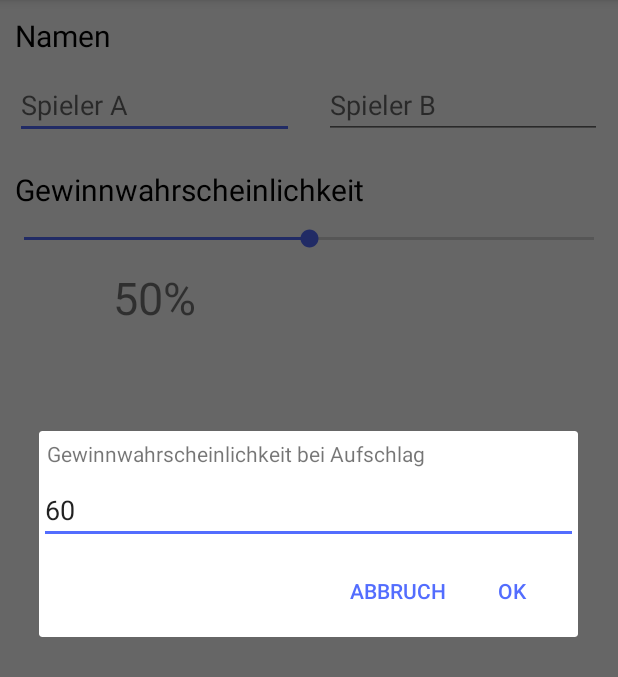
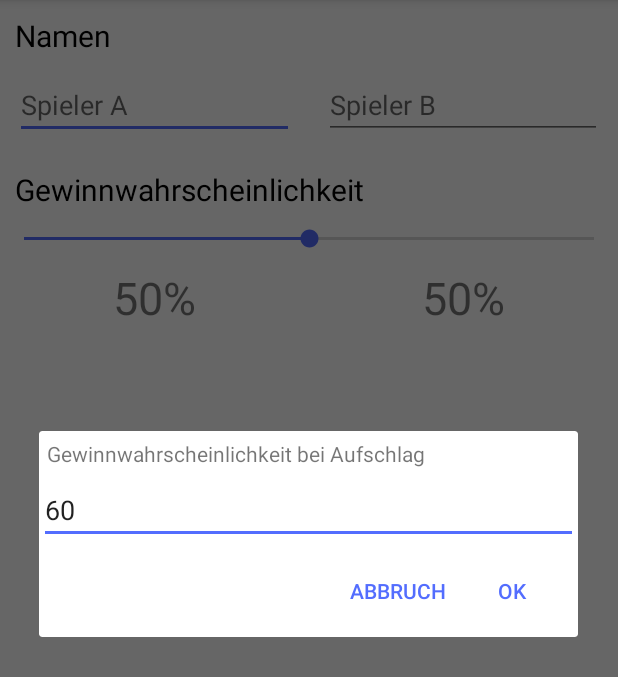
Before and after one commit to MDeiml/Richard, an Android app: the NewGameActivity screen opened directly, with no data from a screen before it, in the options menu, after a tap on "Einstellungen", on a phone screen of 412 x 824 dp, the part 84-761 px from its top. Run offline under Robolectric (Android 15) with nearby library versions, the phone set to English and light mode, and no system bars; libraries missing offline, so code that uses them is left out: org.apache.commons; 18 statements that could not run were skipped.

Commit message:
Database optimization, fixes in StatisticsFragment and NewGameActivity

```diff
--- a/app/src/main/java/com/mdeiml/richard/ChartView.java
+++ b/app/src/main/java/com/mdeiml/richard/ChartView.java
@@ -145,11 +145,9 @@ public class ChartView extends View {
                             switch(type) {
                                 case TYPE_WINPROB:
                                     val = point.winProb;
-                                    linePaint = bluePaint;
                                     break;
                                 case TYPE_IMPORTANCE:
                                     val = point.importance * 5;
-                                    linePaint = redPaint;
                                     break;
                             }
                             if(index != 0) {
@@ -181,8 +179,12 @@ public class ChartView extends View {
                 }
                 n = Math.min(n, IMPORTANCE_WIN_PARTS);
                 if(n > 0) {
-                    float scale = (maxImp - minImp) / (n - 1);
+                    float scale = n == 1 ? 1 : (maxImp - minImp) / (n - 1);
                     int maxN = 0;
+                    for (int i = 0; i < n; i++) {
+                        ns[i] = 0;
+                        data[i] = 0;
+                    }
                     for(Match.Set set : match.sets) {
                         for(Match.Game game : set.games) {
                             for(Match.Point point : game.points) {
@@ -217,7 +219,7 @@ public class ChartView extends View {
                         int y2 = Math.max(2, (int)(val2 * h));
                         canvas.drawRect(ls + x0, ys + h, ls + x1, ys + h - y1, redPaint);
                         canvas.drawRect(ls + x2, ys + h, ls + x3, ys + h - y2, bluePaint);
-                        canvas.drawText(String.format(Locale.getDefault(), "%.1f%%", scale*i*100), ls + xt, ys + h + 2 * halfText, scalePaint);
+                        canvas.drawText(String.format(Locale.getDefault(), "%.1f%%", (minImp + scale * i) * 100), ls + xt, ys + h + 2 * halfText, scalePaint);
                     }
                 }else {
                     int nlines = 4;
--- a/app/src/main/java/com/mdeiml/richard/NewGameActivity.java
+++ b/app/src/main/java/com/mdeiml/richard/NewGameActivity.java
@@ -86,7 +86,7 @@ public class NewGameActivity extends AppCompatActivity {
         adapter.setFilterQueryProvider(new FilterQueryProvider() {
             @Override
             public Cursor runQuery(CharSequence constraint) {
-                return getNamesLike("%" + constraint + "%");
+                return getNamesLike(constraint + "%");
             }
         });
         adapter.setStringConversionColumn(0);
--- a/app/src/main/java/com/mdeiml/richard/SavedMatchesDbHelper.java
+++ b/app/src/main/java/com/mdeiml/richard/SavedMatchesDbHelper.java
@@ -9,7 +9,7 @@ import android.util.Log;
 
 public class SavedMatchesDbHelper extends SQLiteOpenHelper {
 
-	public static final int DATABASE_VERSION = 2;
+	public static final int DATABASE_VERSION = 3;
 	public static final String DATABASE_NAME = "SavedMatches.db";
 
 	private Context context;
--- a/app/src/main/java/com/mdeiml/richard/StatisticsFragment.java
+++ b/app/src/main/java/com/mdeiml/richard/StatisticsFragment.java
@@ -2,6 +2,9 @@ package com.mdeiml.richard;
 
 import android.os.Bundle;
 import android.support.v4.app.Fragment;
+import android.text.SpannableStringBuilder;
+import android.text.Spanned;
+import android.text.style.ForegroundColorSpan;
 import android.util.Log;
 import android.view.LayoutInflater;
 import android.view.View;
@@ -23,23 +26,46 @@ public class StatisticsFragment extends Fragment {
     public View onCreateView(LayoutInflater inflater, ViewGroup parent, Bundle savedInstanceState) {
         super.onCreateView(inflater, parent, savedInstanceState);
         View root = inflater.inflate(R.layout.statistics_fragment, parent, false);
+
         chartWinprob = root.findViewById(R.id.chart_winprob);
         chartImp = root.findViewById(R.id.chart_imp);
         chartImp.setType(ChartView.TYPE_IMPORTANCE);
         chartImpWin = root.findViewById(R.id.chart_impwin);
         chartImpWin.setType(ChartView.TYPE_IMPORTANCE_WIN);
+
         serves1 = root.findViewById(R.id.stats_serves1);
         serves2 = root.findViewById(R.id.stats_serves2);
         breaks1 = root.findViewById(R.id.stats_breaks1);
         breaks2 = root.findViewById(R.id.stats_breaks2);
+
         String serves = getContext().getString(R.string.serve_points);
         String breaks = getContext().getString(R.string.breaks);
         String player1 = getMatch().player1 == null ? getResources().getString(R.string.player_a) : getMatch().player1;
         String player2 = getMatch().player2 == null ? getResources().getString(R.string.player_b) : getMatch().player2;
-        ((TextView)root.findViewById(R.id.stats_label_serves1)).setText(String.format(Locale.getDefault(), "%s %s", serves, player1));
-        ((TextView)root.findViewById(R.id.stats_label_serves2)).setText(String.format(Locale.getDefault(), "%s %s", serves, player2));
-        ((TextView)root.findViewById(R.id.stats_label_breaks1)).setText(String.format(Locale.getDefault(), "%s %s", breaks, player1));
-        ((TextView)root.findViewById(R.id.stats_label_breaks2)).setText(String.format(Locale.getDefault(), "%s %s", breaks, player2));
+        Object spanRed = new ForegroundColorSpan(getResources().getColor(R.color.primaryRedLight));
+        Object spanBlue = new ForegroundColorSpan(getResources().getColor(R.color.primaryLight));
+
+        ((TextView)root.findViewById(R.id.stats_label_serves1)).setText(
+            new SpannableStringBuilder(serves)
+            .append(' ')
+            .append(player1, spanRed, Spanned.SPAN_EXCLUSIVE_EXCLUSIVE)
+        );
+        ((TextView)root.findViewById(R.id.stats_label_serves2)).setText(
+            new SpannableStringBuilder(serves)
+            .append(' ')
+            .append(player2, spanBlue, Spanned.SPAN_EXCLUSIVE_EXCLUSIVE)
+        );
+        ((TextView)root.findViewById(R.id.stats_label_breaks1)).setText(
+            new SpannableStringBuilder(breaks)
+            .append(' ')
+            .append(player1, spanRed, Spanned.SPAN_EXCLUSIVE_EXCLUSIVE)
+        );
+        ((TextView)root.findViewById(R.id.stats_label_breaks2)).setText(
+            new SpannableStringBuilder(breaks)
+            .append(' ')
+            .append(player2, spanBlue, Spanned.SPAN_EXCLUSIVE_EXCLUSIVE)
+        );
+
         redraw();
         return root;
     }
--- a/app/src/main/res/layout/newgame.xml
+++ b/app/src/main/res/layout/newgame.xml
@@ -66,6 +66,7 @@
                 android:layout_height="wrap_content"
                 android:layout_margin="10dp"
                 android:gravity="center"
+                android:text="50%"
                 android:textSize="30sp" />
         </TableRow>
     </TableLayout>
--- a/app/src/main/res/values/arrays.xml
+++ b/app/src/main/res/values/arrays.xml
@@ -20,6 +20,12 @@ CREATE TABLE matches (
     match_p2 REAL NOT NULL,
     PRIMARY KEY (match_id)
 );
+        </item>
+        <item>
+CREATE INDEX idx_match_player1 ON matches (match_player1)
+        </item>
+        <item>
+CREATE INDEX idx_match_player2 ON matches (match_player2)
         </item>
         <item>
 CREATE TABLE sets (
@@ -66,6 +72,12 @@ CREATE TABLE points (
             DROP TABLE IF EXISTS points;
         </item>
         <item>
+            DROP INDEX IF EXISTS idx_match_player1;
+        </item>
+        <item>
+            DROP INDEX IF EXISTS idx_match_player2;
+        </item>
+        <item>
             DROP TABLE IF EXISTS games;
         </item>
         <item>
```
